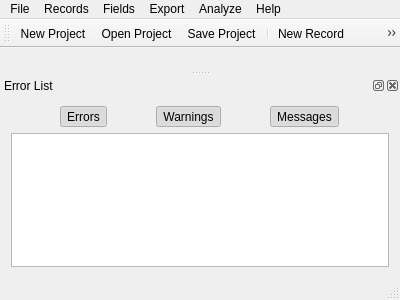
Before: the Qt Designer form Source/Tome/Core/mainwindow.ui in npruehs/tome-editor, drawn with Qt 5.
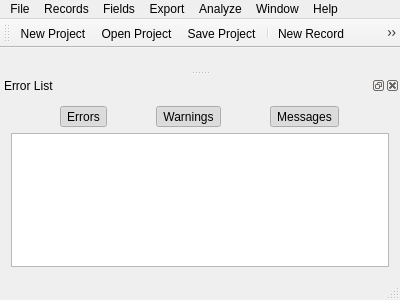
After: the same form once the commit is applied. Icons and pictures are not drawn.

What changed in the file:
```diff
--- a/Source/Tome/Core/mainwindow.ui
+++ b/Source/Tome/Core/mainwindow.ui
@@ -90,11 +90,18 @@
     </property>
     <addaction name="actionRun_Integrity_Checks"/>
    </widget>
+   <widget class="QMenu" name="menuWindow">
+    <property name="title">
+     <string>Window</string>
+    </property>
+    <addaction name="actionError_List"/>
+   </widget>
    <addaction name="menuFile"/>
    <addaction name="menuRecords"/>
    <addaction name="menuFields"/>
    <addaction name="menuExport"/>
    <addaction name="menuAnalyze"/>
+   <addaction name="menuWindow"/>
    <addaction name="menuHelp"/>
   </widget>
   <widget class="QToolBar" name="mainToolBar">
```
Left out of the diff: 10 changed lines with no effect on the pictures.
